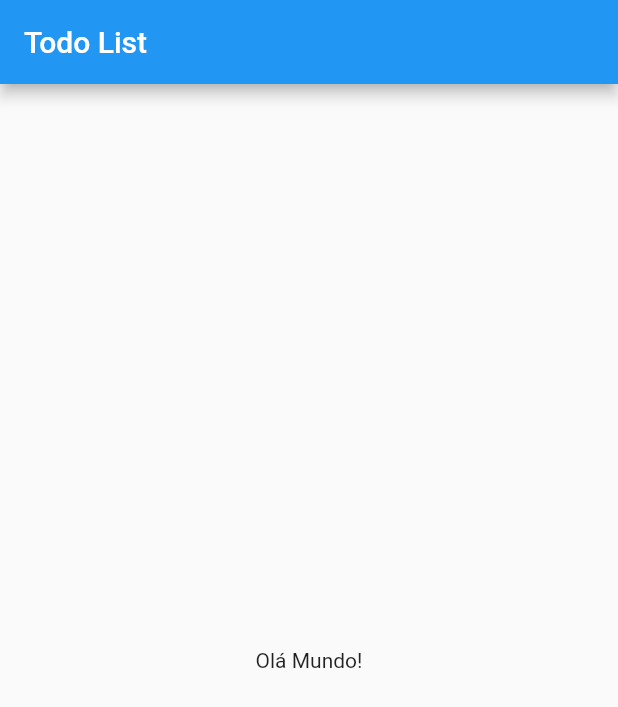
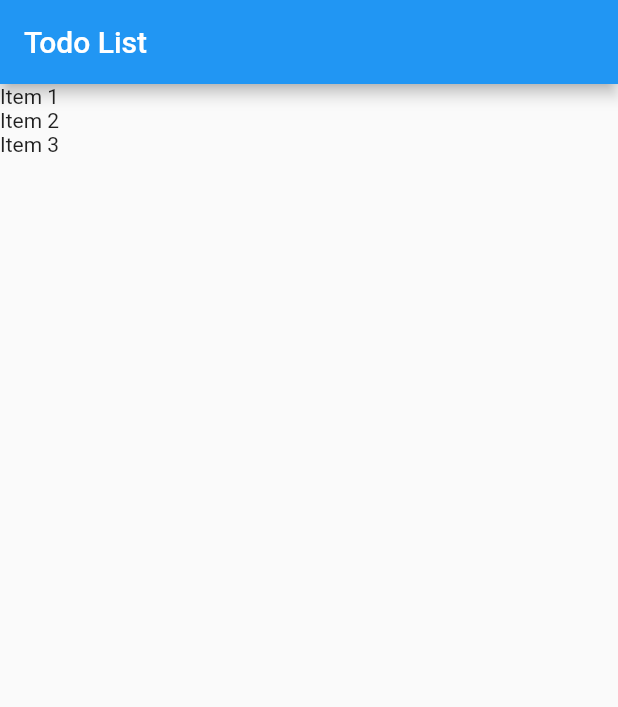
Before and after one commit to westefns-souza/flutter-todo, a Flutter app: the screen it shows after launch, on a phone screen of 412 x 824 dp. Shown: the top 707 px of the screen. Run offline on Flutter 3.47's test engine with Material 2 defaults, Android fonts, the phone set to English and light mode, and no system bars.

Commit message:
Aula  ListView

```diff
--- a/lib/main.dart
+++ b/lib/main.dart
@@ -1,4 +1,6 @@
 import 'package:flutter/material.dart';
+
+import 'models/item.dart';
 
 void main() {
   runApp(App());
@@ -19,17 +21,32 @@ class App extends StatelessWidget {
   }
 }
 
-class HomePage extends StatelessWidget {
+class HomePage extends StatefulWidget {
+  var items = new List<Item>();
+
+  HomePage() {
+    items = [];
+    items.add(Item(title: "Item 1", done: false));
+    items.add(Item(title: "Item 2", done: true));
+    items.add(Item(title: "Item 3", done: false));
+  }
+
+  @override
+  _HomePageState createState() => _HomePageState();
+}
+
+class _HomePageState extends State<HomePage> {
   @override
   Widget build(BuildContext context) {
     return Scaffold(
       appBar: AppBar(
         title: Text("Todo List"),
       ),
-      body: Container(
-        child: Center(
-          child: Text("Olá Mundo!"),
-        ),
+      body: ListView.builder(
+        itemCount: widget.items.length,
+        itemBuilder: (BuildContext context, int index) {
+          return Text(widget.items[index].title);
+        },
       ),
     );
   }
```
